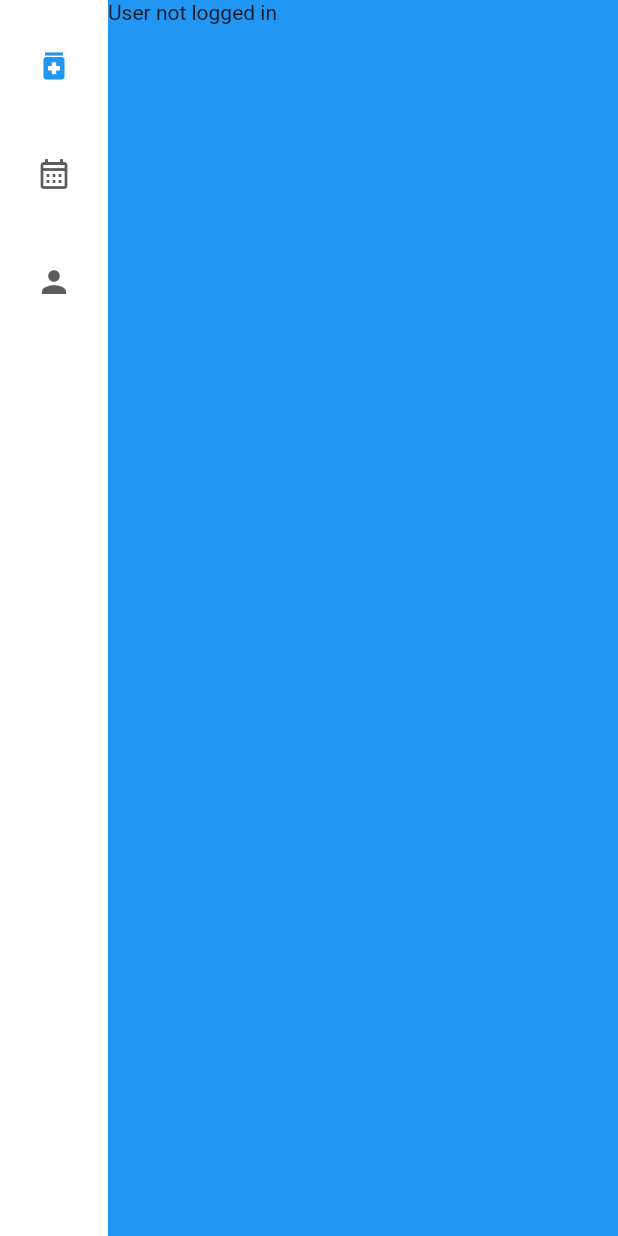
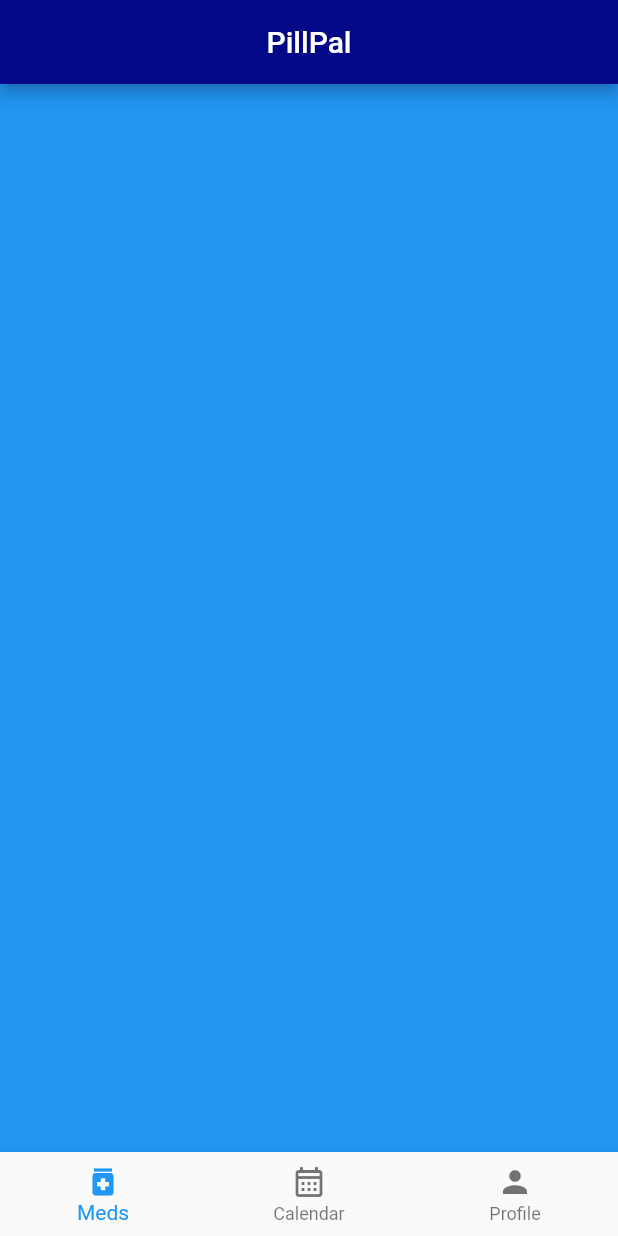
Before and after one commit to mscherm2/smart-health, a Flutter app: the MyHomePage screen opened directly, on a phone screen of 412 x 824 dp. Run offline on Flutter 3.47's test engine with Material 2 defaults, Android fonts, the phone set to English and light mode, and no system bars; our stand-ins replace easy_localization, parse_server_sdk_flutter, table_calendar.

Commit message:
nav bar and app bar change

```diff
--- a/pillpal/lib/components/about_med_page.dart
+++ b/pillpal/lib/components/about_med_page.dart
@@ -20,11 +20,11 @@ class AboutMedPage extends StatelessWidget {
             if (snapshot.data?[0].username != null) {
               return Column(
                 children: [
-                  AppBar(
+                  /*AppBar(
                     title: Text('aboutmymedications', style: TextStyle(color: Colors.white),).tr(),
                     centerTitle: true,
                     backgroundColor: Color(0xff020887),
-                  ),
+                  ),*/
                   SizedBox(height: 20),
                   Text('aboutmymedsintro').tr(args: [snapshot.data?[0].get('username')]),
                   SizedBox(height: 20),
@@ -41,9 +41,13 @@ class AboutMedPage extends StatelessWidget {
                               snapshot.data?[1][index].get('Name'),
                               snapshot.data?[1][index].get('Desc'),
                               snapshot.data?[1][index].get('Days'),
-                              snapshot.data?[1][index].get('Time'),
-                              snapshot.data?[1][index].get('amt'),
+                              snapshot.data?[1][index].get('Time').join(", "),
+                              snapshot.data?[1][index].get('amt').toRadixString(16),
                           ])),
+                          /*child: Center(child: Text('Name: ${snapshot.data?[1][index].get('Name')}'
+                              '\nDescription: ${snapshot.data?[1][index].get('Desc')}\nDays: ${snapshot.data?[1][index].get('Days')}'
+                              '\nTime: ${snapshot.data?[1][index].get('Time').join(" ")}\nAmount: ${snapshot.data?[1][index].get('amt')}',
+                            textAlign: TextAlign.center,)),*/
                         );
                       },
                       separatorBuilder: (BuildContext context, int index) => const Divider(),
@@ -52,7 +56,7 @@ class AboutMedPage extends StatelessWidget {
                 ],
               );
             } else {
-              return Text("User not logged in");
+              return Text("");
             }
           }
 
--- a/pillpal/lib/components/user_info_page.dart
+++ b/pillpal/lib/components/user_info_page.dart
@@ -152,7 +152,7 @@ class UserInfoPage extends StatelessWidget {
                   ),
                 );
               } else {
-                return Text('hello').tr();
+                return Text("");
               }
             }
         )
--- a/pillpal/lib/main.dart
+++ b/pillpal/lib/main.dart
@@ -601,41 +601,39 @@ class _MyHomePageState extends State<MyHomePage> {
     return LayoutBuilder(
         builder: (context, constraints) {
           return Scaffold(
-            body: Row(
-              children: [
-                SafeArea(
-                  child: NavigationRail(
-                    extended: constraints.maxWidth >= 600,
-                    destinations: [
-                      NavigationRailDestination(
-                        icon: Icon(Icons.medication),
-                        label: const Text('aboutmeds').tr(),
-                      ),
-                      NavigationRailDestination(
-                        icon: Icon(Icons.calendar_month_outlined),
-                        label: const Text('calendar').tr(),
-                      ),
-                      NavigationRailDestination(
-                        icon: Icon(Icons.person),
-                        label: const Text('myinfo').tr(),
-                      ),
-                    ],
-                    selectedIndex: selectedIndex,
-                    onDestinationSelected: (value) {
-                      setState(() {
-                        selectedIndex = value;
-                      });
-                    },
+            appBar: AppBar(
+              title: Text('title', style: TextStyle(color: Colors.white),).tr(),
+              centerTitle: true,
+              backgroundColor: Color(0xff020887),
+            ),
+            body: Center(
+              child: Container(
+                color: Theme.of(context).colorScheme.primaryContainer,
+                child: page,
+              ),
+            ),
+              bottomNavigationBar: BottomNavigationBar(
+                items: <BottomNavigationBarItem>[
+                  BottomNavigationBarItem(
+                    icon: Icon(Icons.medication),
+                    label: 'Meds',
                   ),
-                ),
-                Expanded(
-                  child: Container(
-                    color: Theme.of(context).colorScheme.primaryContainer,
-                    child: page,
+                  BottomNavigationBarItem(
+                    icon: Icon(Icons.calendar_month_outlined),
+                    label: 'Calendar',
                   ),
-                ),
-              ],
-            ),
+                  BottomNavigationBarItem(
+                    icon: Icon(Icons.person),
+                    label: 'Profile',
+                  ),
+                ],
+                currentIndex: selectedIndex,
+                onTap: (value) {
+                  setState(() {
+                    selectedIndex = value;
+                  });
+                },
+              )
           );
         }
     );
```
